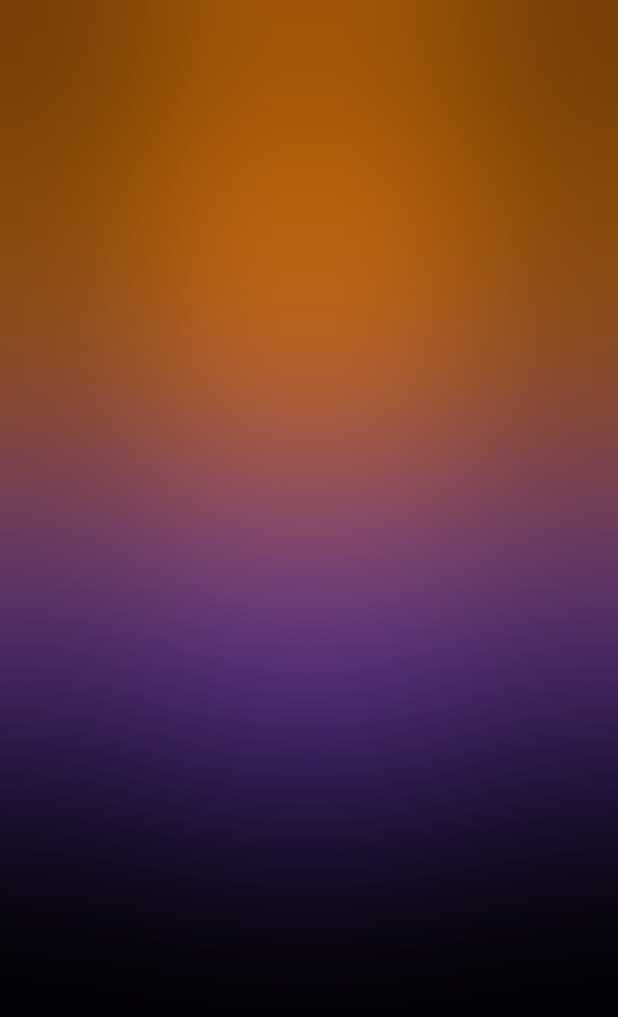
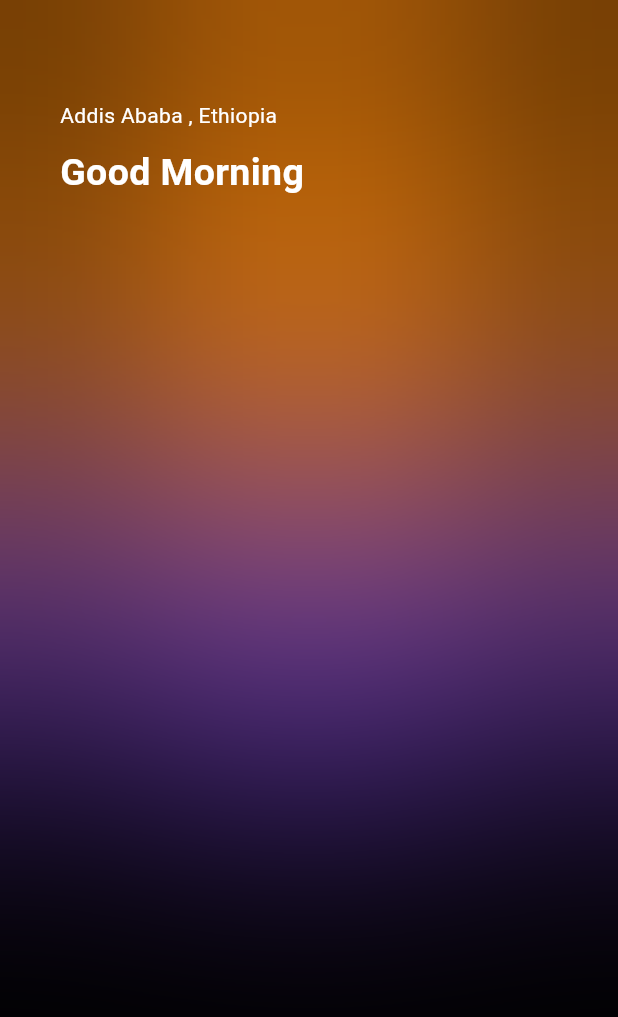
Before and after one commit to Yihun-Alemayehu/Weather-App, a Flutter app: the screen it shows after launch, on a phone screen of 412 x 824 dp. Shown: the top 1017 px of the screen. Run offline on Flutter 3.47's test engine with Material 3 defaults, Android fonts, the phone set to English and light mode, and no system bars; our stand-ins replace bloc, equatable.

Commit message:
fdb-4 commit

```diff
--- a/lib/Pages/home_page.dart
+++ b/lib/Pages/home_page.dart
@@ -24,7 +24,6 @@ class HomeScreen extends StatelessWidget {
           height: MediaQuery.of(context).size.height,
           child: Stack(
             children: [
-
               // Left side container
               Align(
                 alignment: const AlignmentDirectional(3, -0.3),
@@ -72,6 +71,37 @@ class HomeScreen extends StatelessWidget {
                     color: Colors.transparent,
                   ),
                 ),
+              ),
+
+              // Main UI
+              SizedBox(
+                width: MediaQuery.of(context).size.width,
+                height: MediaQuery.of(context).size.height,
+                child: const Column(
+                  crossAxisAlignment: CrossAxisAlignment.start,
+                  children: [
+                    // Location
+                    Text(
+                      'Addis Ababa , Ethiopia',
+                      style: TextStyle(
+                        color: Colors.white,
+                      ),
+                    ),
+                    SizedBox(
+                      height: 10,
+                    ),
+
+                    // Good Morning staff
+                    Text(
+                      'Good Morning',
+                      style: TextStyle(
+                        color: Colors.white,
+                        fontSize: 25,
+                        fontWeight: FontWeight.bold,
+                      ),
+                    ),
+                  ],
+                ),
               )
             ],
           ),
```
Also changed, not shown: pubspec.yaml (+4 -7 lines), assets/1.png (added), assets/11.png (added), assets/12.png (added), assets/13.png (added), assets/14.png (added), assets/2.png (added), assets/3.png (added), assets/4.png (added), assets/5.png (added), assets/6.png (added), assets/7.png (added), assets/8.png (added), assets/9.png (added).
